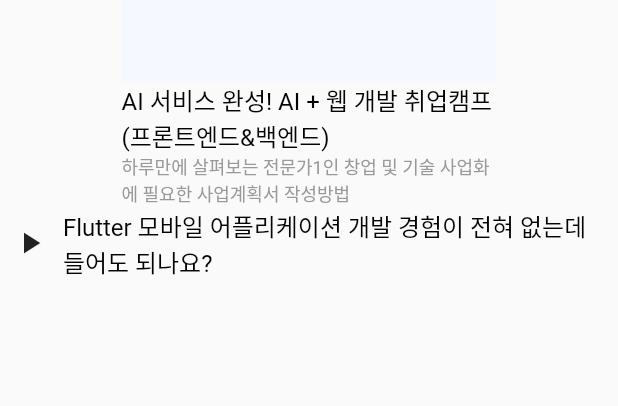
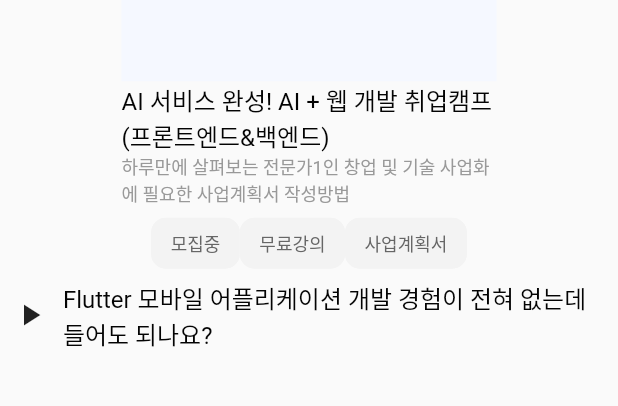
Before and after one commit to name27/sfac-design, a Flutter app: the screen it shows after launch, on a phone screen of 412 x 824 dp, the part 310-716 px from its top. Run offline on Flutter 3.47's test engine with Material 2 defaults, Android fonts, the phone set to English and light mode, and no system bars; drawn by our look-alikes of getwidget; our stand-ins replace flutter_svg; missing offline and left inert: dart:ffi; Roboto replaces fonts that are missing (PretendardBold, PretendardMedium, PretendardRegular).

Commit message:
속성값 수정

```diff
--- a/lib/widget/badge.dart
+++ b/lib/widget/badge.dart
@@ -7,12 +7,13 @@ class Badge extends StatelessWidget {
       this.backgroundColor,
       this.outlineColor,
       this.width = 55,
-      this.height = 20});
+      this.height = 20, this.outlineWidth  = 1.0});
   final Widget? child;
   final Color? backgroundColor;
   final Color? outlineColor;
   final double width;
   final double height;
+  final double outlineWidth;
 
   @override
   Widget build(BuildContext context) {
--- a/lib/widget/button.dart
+++ b/lib/widget/button.dart
@@ -14,7 +14,8 @@ class Button extends StatefulWidget {
       this.changeBackgroundColor,
       this.changeOutlineColor,
       this.width,
-      this.height});
+      this.height,
+      this.outlineWidth  = 1.0});
   final Widget? child;
   final Color? backgroundColor;
   final Color? outlineColor;
@@ -25,6 +26,7 @@ class Button extends StatefulWidget {
   final Color? changeOutlineColor;
   final Double? width;
   final Double? height;
+  final double outlineWidth;
 
   @override
   State<Button> createState() => _ButtonState();
--- a/lib/widget/card.dart
+++ b/lib/widget/card.dart
@@ -2,6 +2,7 @@ import 'package:flutter/material.dart';
 import 'package:flutter_svg/flutter_svg.dart';
 import 'package:widgets/util/sfac_color.dart';
 import 'package:widgets/util/sfac_text_style.dart';
+import 'package:widgets/widget/keyword.dart';
 
 class Cards extends StatelessWidget {
   const Cards(
@@ -11,18 +12,21 @@ class Cards extends StatelessWidget {
       this.subtitle,
       this.width,
       this.height,
+      this.imageHeight = 145,
       this.titleTextStyle,
       this.subtitleTextStyle,
       this.ketword,
       this.imageTopRadius = 10,
       this.imageBottomRadius = 0,
       this.borderRadius = 10,
-      this.outlineColor});
+      this.outlineColor,
+      this.outlineWidth = 1.0});
   final Widget? image;
   final Widget? title;
   final Widget? subtitle;
   final double? width;
   final double? height;
+  final double imageHeight;
   final TextStyle? titleTextStyle;
   final TextStyle? subtitleTextStyle;
   final List<Widget>? ketword;
@@ -30,9 +34,11 @@ class Cards extends StatelessWidget {
   final double imageBottomRadius;
   final double borderRadius;
   final Color? outlineColor;
+  final double outlineWidth;
 
   @override
   Widget build(BuildContext context) {
+    List<String> keywords = ['모집중', '무료강의', '사업계획서'];
     Widget? titleText;
     TextStyle? titleStyle;
     if (title != null) {
@@ -64,7 +70,7 @@ class Cards extends StatelessWidget {
           Column(mainAxisAlignment: MainAxisAlignment.spaceBetween, children: [
         Container(
           width: width,
-          height: 145,
+          height: imageHeight,
           decoration: BoxDecoration(
             color: SfacColor.primary5,
             borderRadius: BorderRadius.only(
@@ -82,9 +88,7 @@ class Cards extends StatelessWidget {
         ),
         titleText ?? const SizedBox(),
         subtitleText ?? const SizedBox(),
-        // Wrap(
-        //   children: ketword?.map((e) => Chip(label: Text(e, style: TextStyle(fontSize: 12),))).toList() ?? [],
-        // )
+        Keyword(keyword: keywords.map((e) => Text(e)).toList())
       ]),
     );
   }
--- a/lib/widget/keyword.dart
+++ b/lib/widget/keyword.dart
@@ -1,4 +1,6 @@
 import 'package:flutter/material.dart';
+import 'package:widgets/util/sfac_color.dart';
+import 'package:widgets/util/sfac_text_style.dart';
 
 class Keyword extends StatelessWidget {
   const Keyword(
@@ -7,15 +9,43 @@ class Keyword extends StatelessWidget {
       this.borderRadius = 10,
       this.spacing = 5,
       this.backgroundColor,
-      this.outlineColor});
+      this.outlineColor,
+      this.textStyle,
+      this.outlineWidth  = 1.0});
   final List<Widget?> keyword;
+  final TextStyle? textStyle;
   final double spacing;
   final double borderRadius;
   final Color? backgroundColor;
   final Color? outlineColor;
+  final double outlineWidth;
 
   @override
   Widget build(BuildContext context) {
-    return const Placeholder();
+    List<Widget>? keywordText;
+    TextStyle? keywordStyle;
+    keywordStyle =
+        textStyle ?? SfacTextStyle.b5R12(color: SfacColor.grayScale60);
+    keywordText = keyword
+        .map((e) => AnimatedDefaultTextStyle(
+              style: keywordStyle!,
+              duration: kThemeChangeDuration,
+              child: e!,
+            ))
+        .toList();
+    return Wrap(
+        children: keywordText
+            .map((e) => Chip(
+                  label: e,
+                  backgroundColor: backgroundColor ?? SfacColor.grayScale5,
+                  shape: RoundedRectangleBorder(
+                    borderRadius: BorderRadius.circular(borderRadius),
+                    side: BorderSide(
+                      color: outlineColor ?? SfacColor.grayScale5,
+                      width: outlineWidth,
+                    ),
+                  ),
+                ))
+            .toList());
   }
 }
--- a/lib/widget/search_field.dart
+++ b/lib/widget/search_field.dart
@@ -14,7 +14,8 @@ class SearchField extends StatefulWidget {
       this.focusedTrailing,
       this.controller,
       this.onchanged,
-      this.onSubmitted});
+      this.onSubmitted,
+      this.outlineWidth = 1.0});
   final Widget? hintText;
   final Widget? trailing;
   final bool? onfocused;
@@ -27,6 +28,7 @@ class SearchField extends StatefulWidget {
   final TextEditingController? controller;
   final Function(String)? onchanged;
   final Function(String)? onSubmitted;
+  final double outlineWidth;
 
   @override
   State<SearchField> createState() => _SearchFieldState();
--- a/lib/widget/select_main.dart
+++ b/lib/widget/select_main.dart
@@ -7,12 +7,14 @@ class selectedMain extends StatefulWidget {
       this.focusedChild,
       this.backgroundColor,
       this.focusedBackgroundColor,
-      this.borderRadius = 10});
+      this.borderRadius = 10,
+      this.outlineWidth = 1.0});
   final List<Widget?> children;
   final Widget? focusedChild;
   final Color? backgroundColor;
   final Color? focusedBackgroundColor;
   final double borderRadius;
+  final double outlineWidth;
 
   @override
   State<selectedMain> createState() => _selectedMainState();
--- a/lib/widget/toast.dart
+++ b/lib/widget/toast.dart
@@ -10,7 +10,8 @@ class Toast extends StatelessWidget {
       this.outlineColor,
       this.toastDuration,
       this.toastShadow,
-      this.toastBorderRadius = 10});
+      this.toastBorderRadius = 10,
+      this.outlineWidth = 1.0});
   final Widget? title;
   final Widget? content;
   final Widget? showelevatedButton;
@@ -19,6 +20,7 @@ class Toast extends StatelessWidget {
   final int? toastDuration;
   final double? toastShadow;
   final double toastBorderRadius;
+  final double outlineWidth;
 
   @override
   Widget build(BuildContext context) {
```
Also changed, not shown: lib/widget/combo_box.dart (+8 -1 lines), lib/widget/selected_sub.dart (+1 -8 lines), lib/widget/tap.dart (+7 -3 lines).
